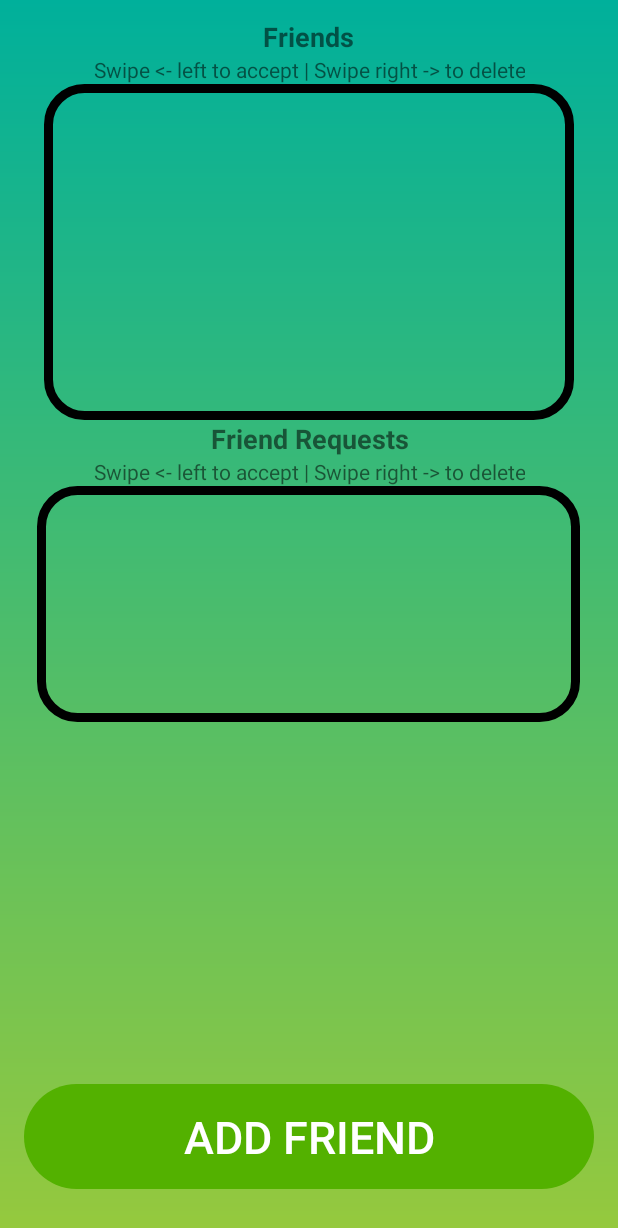
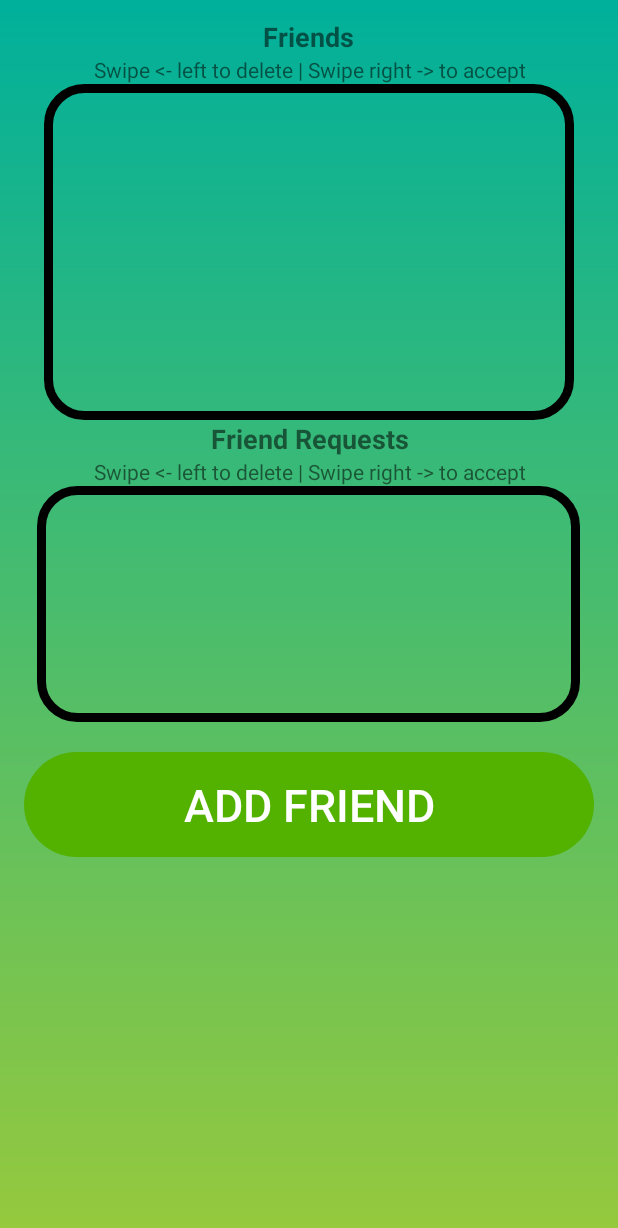
Before and after one commit to yiannisEfth/GitFit, an Android app: the layout friends_fragment.xml on its own in the app's theme, with its tools: preview values and no code run, on a phone screen of 412 x 824 dp. Shown: the top 1228 px of the screen. Run offline under Robolectric (Android 15) with nearby library versions, the light colour scheme and no system bars.

Commit message:
minor fixed-friends

```diff
--- a/app/src/main/java/com2027/killaz/kalorie/gitfit/FriendsFragment.java
+++ b/app/src/main/java/com2027/killaz/kalorie/gitfit/FriendsFragment.java
@@ -117,7 +117,7 @@ public class FriendsFragment extends Fragment {
             @Override
             public void onSwiped(final RecyclerView.ViewHolder viewHolder, int direction) {
                 int position = viewHolder.getAdapterPosition();
-                if (direction == ItemTouchHelper.LEFT) {
+                if (direction == ItemTouchHelper.RIGHT) {
                     db.collection("Users").document(friendReqsList.get(position)).update("friends", FieldValue.arrayUnion(currentUser.getDisplayName()));
                     userRef.update("friends", FieldValue.arrayUnion(friendReqsList.get(position)));
                     userRef.update("friend_requests", FieldValue.arrayRemove(friendReqsList.get(position)));
@@ -125,7 +125,7 @@ public class FriendsFragment extends Fragment {
                     friendReqsAdapter.notifyItemRemoved(position);
                     friendReqsAdapter.notifyItemRangeChanged(position, friendReqsAdapter.getItemCount());
                     Toast.makeText(getContext(), "Friend Request Accepted", Toast.LENGTH_SHORT).show();
-                } else if (direction == ItemTouchHelper.RIGHT) {
+                } else if (direction == ItemTouchHelper.LEFT) {
                     userRef.update("friends", FieldValue.arrayUnion(friendReqsList.get(position)));
                     userRef.update("friend_requests", FieldValue.arrayRemove(friendReqsList.get(position)));
                     friendReqsList.remove(position);
--- a/app/src/main/res/layout/friends_fragment.xml
+++ b/app/src/main/res/layout/friends_fragment.xml
@@ -71,9 +71,9 @@
         android:id="@+id/send_friend_req"
         android:layout_width="380dp"
         android:layout_height="70dp"
-        android:layout_alignParentBottom="true"
+        android:layout_below="@+id/friends_req_recycler_view"
         android:layout_centerHorizontal="true"
-        android:layout_marginBottom="31dp"
+        android:layout_marginTop="20dp"
         android:background="@drawable/friend_req_btn_shape"
         android:text="Add Friend"
         android:textColor="#FFFFFF"
--- a/app/src/main/res/values/strings.xml
+++ b/app/src/main/res/values/strings.xml
@@ -25,7 +25,7 @@
     <string name="profile_wins">Challenges Completed</string>
     <string name="content_descr_aperson">aPerson</string>
     <string name="content_descr">anImg</string>
-    <string name="friends_swipe_instruction_req"><![CDATA[Swipe <- left to accept | Swipe right -> to delete]]></string>
+    <string name="friends_swipe_instruction_req"><![CDATA[Swipe <- left to delete | Swipe right -> to accept]]></string>
     <string name="enter_steps">Enter Steps</string>
     <string name="your_progress">Your progress: %1$d / %2$d</string>
 </resources>
```
